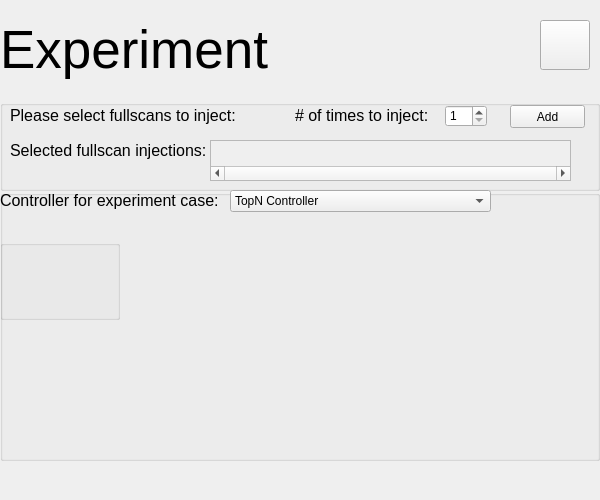
This is vimmsVisualisedGUI/ExperimentPage.ui in Adam-Tem/vimmsVisualised as Qt 5 draws it before an edit. The edited form follows.
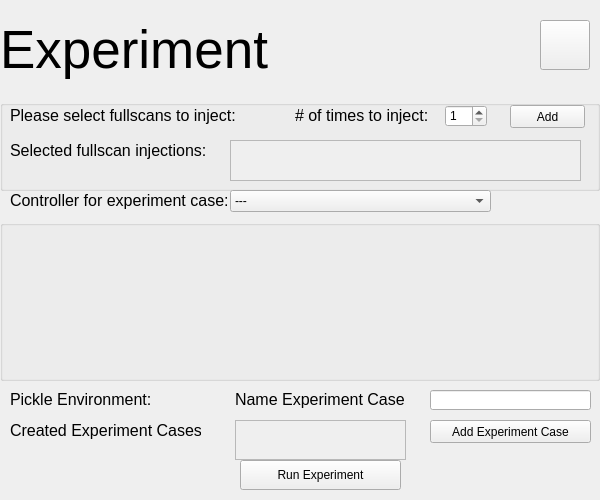
This is the edited form.

Commit message: Experiment cases can now be constructed on the associated page of the GUI. Only setting up actually running the experiment to go.

Diff of the .ui file:
```diff
--- a/vimmsVisualisedGUI/ExperimentPage.ui
+++ b/vimmsVisualisedGUI/ExperimentPage.ui
@@ -145,9 +145,9 @@
    <widget class="QScrollArea" name="FullscanNamesScrollArea">
     <property name="geometry">
      <rect>
-      <x>210</x>
+      <x>230</x>
       <y>40</y>
-      <width>361</width>
+      <width>351</width>
       <height>41</height>
      </rect>
     </property>
@@ -160,11 +160,14 @@
     <property name="styleSheet">
      <string notr="true">font-weight: bold;</string>
     </property>
+    <property name="frameShadow">
+     <enum>QFrame::Raised</enum>
+    </property>
     <property name="lineWidth">
      <number>0</number>
     </property>
     <property name="horizontalScrollBarPolicy">
-     <enum>Qt::ScrollBarAlwaysOn</enum>
+     <enum>Qt::ScrollBarAsNeeded</enum>
     </property>
     <property name="sizeAdjustPolicy">
      <enum>QAbstractScrollArea::AdjustToContents</enum>
@@ -177,8 +180,8 @@
       <rect>
        <x>0</x>
        <y>0</y>
-       <width>359</width>
-       <height>26</height>
+       <width>349</width>
+       <height>39</height>
       </rect>
      </property>
      <widget class="QLabel" name="FullscanNamesLabel">
@@ -186,12 +189,12 @@
        <rect>
         <x>0</x>
         <y>0</y>
-        <width>300</width>
+        <width>51</width>
         <height>21</height>
        </rect>
       </property>
       <property name="sizePolicy">
-       <sizepolicy hsizetype="Expanding" vsizetype="Expanding">
+       <sizepolicy hsizetype="Minimum" vsizetype="Preferred">
         <horstretch>0</horstretch>
         <verstretch>0</verstretch>
        </sizepolicy>
@@ -203,64 +206,215 @@
     </widget>
    </widget>
   </widget>
-  <widget class="QGroupBox" name="ControllerSelecitonGroupBox">
+  <widget class="QLabel" name="ControllerSelectLabel">
+   <property name="geometry">
+    <rect>
+     <x>10</x>
+     <y>190</y>
+     <width>225</width>
+     <height>20</height>
+    </rect>
+   </property>
+   <property name="font">
+    <font>
+     <pointsize>12</pointsize>
+    </font>
+   </property>
+   <property name="text">
+    <string>Controller for experiment case:</string>
+   </property>
+  </widget>
+  <widget class="QComboBox" name="ControllerComboBox">
+   <property name="geometry">
+    <rect>
+     <x>230</x>
+     <y>190</y>
+     <width>261</width>
+     <height>22</height>
+    </rect>
+   </property>
+   <item>
+    <property name="text">
+     <string>---</string>
+    </property>
+   </item>
+   <item>
+    <property name="text">
+     <string>TopN Controller</string>
+    </property>
+   </item>
+  </widget>
+  <widget class="QGroupBox" name="ParamsBox">
    <property name="geometry">
     <rect>
      <x>0</x>
-     <y>190</y>
+     <y>220</y>
      <width>600</width>
-     <height>271</height>
+     <height>161</height>
     </rect>
    </property>
    <property name="title">
     <string/>
    </property>
-   <widget class="QLabel" name="FullscanSelectLabel_2">
+  </widget>
+  <widget class="QPushButton" name="AddExperimentCaseButton">
+   <property name="geometry">
+    <rect>
+     <x>430</x>
+     <y>420</y>
+     <width>161</width>
+     <height>23</height>
+    </rect>
+   </property>
+   <property name="text">
+    <string>Add Experiment Case</string>
+   </property>
+  </widget>
+  <widget class="QLabel" name="ExperimentCasesLabel">
+   <property name="geometry">
+    <rect>
+     <x>10</x>
+     <y>420</y>
+     <width>191</width>
+     <height>20</height>
+    </rect>
+   </property>
+   <property name="font">
+    <font>
+     <pointsize>12</pointsize>
+    </font>
+   </property>
+   <property name="text">
+    <string>Created Experiment Cases:</string>
+   </property>
+  </widget>
+  <widget class="QScrollArea" name="ExperimentNamesScrollArea">
+   <property name="geometry">
+    <rect>
+     <x>235</x>
+     <y>420</y>
+     <width>171</width>
+     <height>40</height>
+    </rect>
+   </property>
+   <property name="sizePolicy">
+    <sizepolicy hsizetype="Preferred" vsizetype="Preferred">
+     <horstretch>0</horstretch>
+     <verstretch>0</verstretch>
+    </sizepolicy>
+   </property>
+   <property name="styleSheet">
+    <string notr="true">font-weight: bold;</string>
+   </property>
+   <property name="frameShadow">
+    <enum>QFrame::Raised</enum>
+   </property>
+   <property name="lineWidth">
+    <number>0</number>
+   </property>
+   <property name="horizontalScrollBarPolicy">
+    <enum>Qt::ScrollBarAsNeeded</enum>
+   </property>
+   <property name="sizeAdjustPolicy">
+    <enum>QAbstractScrollArea::AdjustToContents</enum>
+   </property>
+   <property name="widgetResizable">
+    <bool>true</bool>
+   </property>
+   <widget class="QWidget" name="ScrollContents_2">
     <property name="geometry">
      <rect>
       <x>0</x>
       <y>0</y>
-      <width>225</width>
-      <height>20</height>
+      <width>169</width>
+      <height>38</height>
      </rect>
     </property>
-    <property name="font">
-     <font>
-      <pointsize>12</pointsize>
-     </font>
-    </property>
-    <property name="text">
-     <string>Controller for experiment case:</string>
-    </property>
-   </widget>
-   <widget class="QComboBox" name="comboBox">
-    <property name="geometry">
-     <rect>
-      <x>230</x>
-      <y>0</y>
-      <width>261</width>
-      <height>22</height>
-     </rect>
-    </property>
-    <item>
+    <widget class="QLabel" name="ExperimentNamesLabel">
+     <property name="geometry">
+      <rect>
+       <x>0</x>
+       <y>0</y>
+       <width>20</width>
+       <height>21</height>
+      </rect>
+     </property>
+     <property name="sizePolicy">
+      <sizepolicy hsizetype="Minimum" vsizetype="Preferred">
+       <horstretch>0</horstretch>
+       <verstretch>0</verstretch>
+      </sizepolicy>
+     </property>
      <property name="text">
-      <string>TopN Controller</string>
+      <string/>
      </property>
-    </item>
+    </widget>
    </widget>
-   <widget class="QGroupBox" name="ParamBox">
-    <property name="geometry">
-     <rect>
-      <x>0</x>
-      <y>50</y>
-      <width>120</width>
-      <height>80</height>
-     </rect>
-    </property>
-    <property name="title">
-     <string/>
-    </property>
-   </widget>
+  </widget>
+  <widget class="QPushButton" name="RunExperimentButton">
+   <property name="geometry">
+    <rect>
+     <x>240</x>
+     <y>460</y>
+     <width>161</width>
+     <height>30</height>
+    </rect>
+   </property>
+   <property name="text">
+    <string>Run Experiment</string>
+   </property>
+  </widget>
+  <widget class="QLabel" name="NameExperimentCaseLabel">
+   <property name="geometry">
+    <rect>
+     <x>235</x>
+     <y>390</y>
+     <width>171</width>
+     <height>20</height>
+    </rect>
+   </property>
+   <property name="font">
+    <font>
+     <pointsize>12</pointsize>
+    </font>
+   </property>
+   <property name="text">
+    <string>Name Experiment Case:</string>
+   </property>
+   <property name="alignment">
+    <set>Qt::AlignLeading|Qt::AlignLeft|Qt::AlignTop</set>
+   </property>
+  </widget>
+  <widget class="QLineEdit" name="CaseNameTextEdit">
+   <property name="geometry">
+    <rect>
+     <x>430</x>
+     <y>390</y>
+     <width>161</width>
+     <height>20</height>
+    </rect>
+   </property>
+  </widget>
+  <widget class="QLabel" name="PickleEnvLabel">
+   <property name="geometry">
+    <rect>
+     <x>10</x>
+     <y>390</y>
+     <width>141</width>
+     <height>20</height>
+    </rect>
+   </property>
+   <property name="font">
+    <font>
+     <pointsize>12</pointsize>
+    </font>
+   </property>
+   <property name="text">
+    <string>Pickle Environment:</string>
+   </property>
+   <property name="alignment">
+    <set>Qt::AlignLeading|Qt::AlignLeft|Qt::AlignTop</set>
+   </property>
   </widget>
  </widget>
  <resources/>
```
The commit also changes 8 other files.
